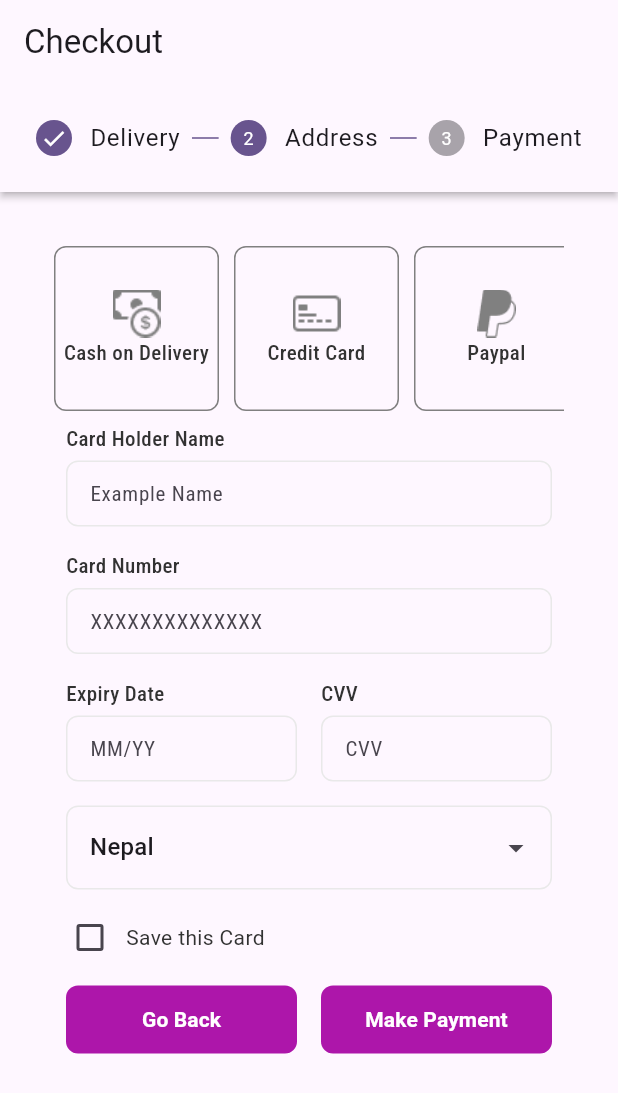
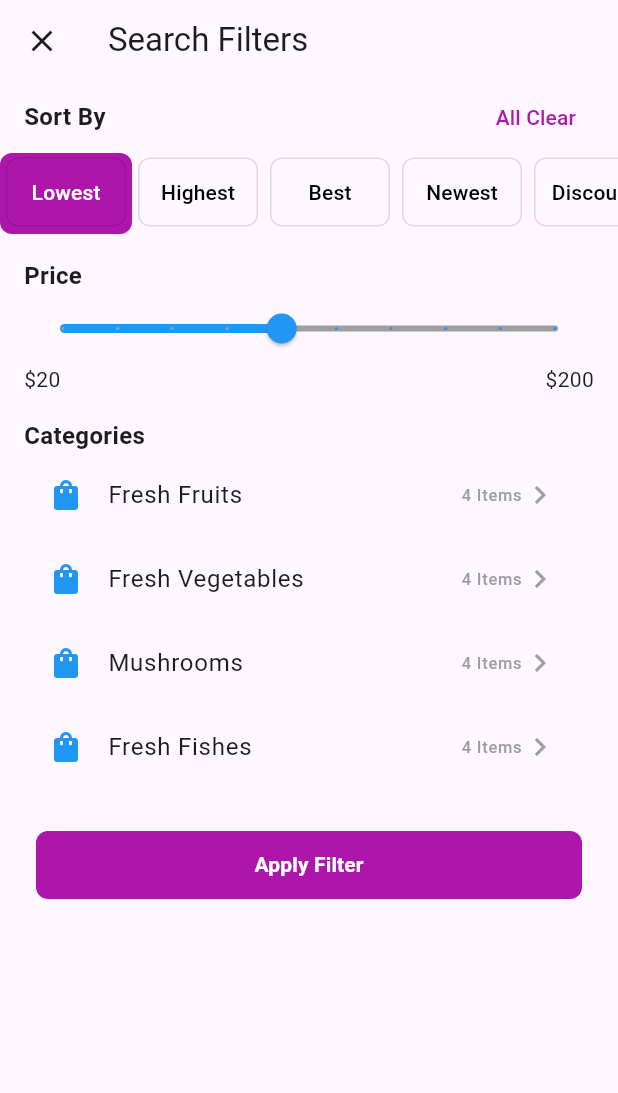
Before and after one commit to avioops/closet_ui, a Flutter app: the screen it shows after launch, on a phone screen of 412 x 824 dp. Shown: the top 1093 px of the screen. Run offline on Flutter 3.47's test engine with Material 3 defaults, Android fonts, the phone set to English and light mode, and no system bars; drawn by our look-alikes of dropdown_search; our stand-ins replace google_fonts.

Commit message:
Page to filter price

```diff
--- a/lib/main.dart
+++ b/lib/main.dart
@@ -1,5 +1,6 @@
 import 'package:closet_ui/ui/check_out_page1.dart';
 import 'package:closet_ui/ui/check_out_page2.dart';
+import 'package:closet_ui/ui/filter_page.dart';
 import 'package:closet_ui/ui/stepper_demo_learn.dart';
 import 'package:flutter/material.dart';
 
@@ -34,7 +35,7 @@ class MyApp extends StatelessWidget {
         // tested with just a hot reload.
         colorScheme: ColorScheme.fromSeed(seedColor: Colors.deepPurple),
       ),
-      home: StepperDemoLearn(),
+      home: FilterPage(),
     );
   }
 }
--- a/lib/ui/check_out_page2.dart
+++ b/lib/ui/check_out_page2.dart
@@ -1,36 +1,30 @@
-import 'dart:developer';
+import 'dart:ui';
+
 import 'package:closet_ui/common_widget/custom_button.dart';
 import 'package:closet_ui/common_widget/custom_dropdown.dart';
 import 'package:closet_ui/common_widget/custom_text_form_field.dart';
-import 'package:closet_ui/ui/dialog_screen.dart';
 import 'package:dropdown_search/dropdown_search.dart';
 import 'package:flutter/material.dart';
 import 'package:google_fonts/google_fonts.dart';
 
-class CheckOutPage2 extends StatelessWidget {
-  final VoidCallback onNext; // Callback for moving to the next step
+class CheckOutPage2 extends StatefulWidget {
+  final VoidCallback onNext;
+  final VoidCallback onPayment;
+  final VoidCallback onPrevious;
 
-  CheckOutPage2({super.key, required this.onNext}); // Constructor
+  const CheckOutPage2({
+    super.key,
+    required this.onNext,
+    required this.onPayment,
+    required this.onPrevious,
+  });
 
   @override
-  Widget build(BuildContext context) {
-    return CheckOutPage2Screen(onNext: onNext);
-  }
+  State<CheckOutPage2> createState() => _CheckOutPage2ScreenState();
 }
 
-// ✅ Renamed this class to prevent conflict with `HomeScreen` in StepperDemoLearn
-class CheckOutPage2Screen extends StatefulWidget {
-  final VoidCallback onNext;
-
-  const CheckOutPage2Screen({super.key, required this.onNext});
-
-  @override
-  State<CheckOutPage2Screen> createState() => _CheckOutPage2ScreenState();
-}
-
-class _CheckOutPage2ScreenState extends State<CheckOutPage2Screen> {
-  int selectedIndex = -1; // No option selected initially
-  final dropDownKey = GlobalKey<DropdownSearchState>();
+class _CheckOutPage2ScreenState extends State<CheckOutPage2> {
+  int selectedIndex = -1;
   final List<String> paymentTitles = [
     "Cash on Delivery",
     "Credit Card",
@@ -45,6 +39,7 @@ class _CheckOutPage2ScreenState extends State<CheckOutPage2Screen> {
         padding: const EdgeInsets.all(12.0),
         child: Column(
           children: [
+            // Payment Method Selection
             SingleChildScrollView(
               scrollDirection: Axis.horizontal,
               child: Row(
@@ -74,6 +69,7 @@ class _CheckOutPage2ScreenState extends State<CheckOutPage2Screen> {
                 }),
               ),
             ),
+            // Card Holder Name
             Padding(
               padding: const EdgeInsets.all(8.0),
               child: CustomTextFormField(
@@ -82,16 +78,16 @@ class _CheckOutPage2ScreenState extends State<CheckOutPage2Screen> {
                 labelText: 'Card Holder Name',
               ),
             ),
+            // Card Number
             Padding(
               padding: const EdgeInsets.all(8.0),
               child: CustomTextFormField(
                 hintText: 'XXXXXXXXXXXXXX',
-                keyboardType: const TextInputType.numberWithOptions(
-                  decimal: false,
-                ),
+                keyboardType: TextInputType.numberWithOptions(decimal: false),
                 labelText: 'Card Number',
               ),
             ),
+            // Expiry Date and CVV
             Row(
               mainAxisAlignment: MainAxisAlignment.center,
               children: [
@@ -119,7 +115,9 @@ class _CheckOutPage2ScreenState extends State<CheckOutPage2Screen> {
                 ),
               ],
             ),
-            CustomDropDownButton(dropDownKey: dropDownKey),
+            // Dropdown for additional options (like billing address)
+            CustomDropDownButton(dropDownKey: GlobalKey<DropdownSearchState>()),
+            // Save Card Option Checkbox
             Row(
               children: [
                 Checkbox(
@@ -141,16 +139,19 @@ class _CheckOutPage2ScreenState extends State<CheckOutPage2Screen> {
                 ),
               ],
             ),
+            // Action Buttons (Go Back and Make Payment)
             Row(
               children: [
-                Expanded(child: CustomButton(label: 'Go Back', onpress: () {})),
+                Expanded(
+                  child: CustomButton(
+                    label: 'Go Back',
+                    onpress: widget.onPrevious, // Navigate to the previous step
+                  ),
+                ),
                 Expanded(
                   child: CustomButton(
                     label: 'Make Payment',
-                    onpress: () {
-                      widget
-                          .onNext(); // ✅ Call the callback to move to the next step
-                    },
+                    onpress: widget.onPayment, // Trigger the payment dialog
                   ),
                 ),
               ],
@@ -161,6 +162,7 @@ class _CheckOutPage2ScreenState extends State<CheckOutPage2Screen> {
     );
   }
 
+  // Helper method to create the payment selection cards
   Widget buildPaymentCard({
     required String title,
     required String location,
--- a/lib/ui/dialog_screen.dart
+++ b/lib/ui/dialog_screen.dart
@@ -1,17 +1,16 @@
-import 'package:closet_ui/common_widget/custom_button.dart';
 import 'package:flutter/material.dart';
 import 'package:google_fonts/google_fonts.dart';
+import 'package:closet_ui/common_widget/custom_button.dart';
 
 class DialogScreen extends StatelessWidget {
-  final VoidCallback onNext;
-  const DialogScreen({super.key, required this.onNext});
+  const DialogScreen({super.key});
 
   @override
   Widget build(BuildContext context) {
     return AlertDialog(
       title: Column(
         children: [
-          CircleAvatar(
+          const CircleAvatar(
             backgroundColor: Colors.green,
             child: Icon(Icons.done, color: Colors.white),
           ),
@@ -23,12 +22,9 @@ class DialogScreen extends StatelessWidget {
             ),
             textAlign: TextAlign.center,
           ),
-          Text(
+          const Text(
             "Your order #987533456789 is successfully placed",
-            style: GoogleFonts.robotoCondensed(
-              fontSize: 14,
-              fontWeight: FontWeight.w500,
-            ),
+            style: TextStyle(fontSize: 14, fontWeight: FontWeight.w500),
             textAlign: TextAlign.center,
           ),
           CustomButton(
--- /dev/null
+++ b/lib/ui/filter_page.dart
@@ -0,0 +1,189 @@
+import 'package:closet_ui/common_widget/custom_button.dart';
+import 'package:flutter/material.dart';
+
+class FilterPage extends StatefulWidget {
+  @override
+  _FilterPageState createState() => _FilterPageState();
+}
+
+class _FilterPageState extends State<FilterPage> {
+  double _priceValue = 100;
+
+  final List<String> tabTitles = [
+    "Lowest",
+    "Highest",
+    "Best",
+    "Newest",
+    "Discount",
+  ];
+
+  // Categories with associated items.
+  final List<List<String>> categories = [
+    ["Fresh Fruits", "Fresh Vegetables", "Mushrooms", "Fresh Fishes"],
+    ["Meat", "Dairy Products", "Frozen Foods", "Organic"],
+    ["Fast Food", "Bakery", "Confectionery", "Beverages"],
+    ["Snacks", "Gourmet", "Seafood", "Pasta"],
+    ["Health", "Beauty", "Skincare", "Supplements"],
+  ];
+
+  @override
+  Widget build(BuildContext context) {
+    return DefaultTabController(
+      length: tabTitles.length,
+      child: Scaffold(
+        appBar: AppBar(
+          title: Text("Search Filters"),
+          leading: IconButton(
+            icon: Icon(Icons.close),
+            onPressed: () => Navigator.pop(context),
+          ),
+          bottom: PreferredSize(
+            preferredSize: Size.fromHeight(
+              100,
+            ), // Adjusted height for the space
+            child: Column(
+              children: [
+                // Row for "Sort By" and "All Clear"
+                Padding(
+                  padding: const EdgeInsets.symmetric(horizontal: 16.0),
+                  child: Row(
+                    mainAxisAlignment: MainAxisAlignment.spaceBetween,
+                    children: [
+                      Text(
+                        "Sort By",
+                        style: TextStyle(
+                          fontSize: 16,
+                          fontWeight: FontWeight.bold,
+                        ),
+                      ),
+                      TextButton(
+                        onPressed: () {},
+                        child: Text(
+                          "All Clear",
+                          style: TextStyle(color: Color(0xFFAD16AA)),
+                        ),
+                      ),
+                    ],
+                  ),
+                ),
+                // TabBar
+                Container(
+                  // color: Color(0xFFFFDBFE),
+                  child: TabBar(
+                    tabAlignment: TabAlignment.start,
+                    dividerColor: Colors.transparent,
+                    isScrollable: true, // Disable scrolling for fixed width
+                    labelPadding: EdgeInsets.zero, // Remove default padding
+                    labelColor: Colors.white, // Color for selected tab
+                    unselectedLabelColor:
+                        Colors.black, // Color for unselected tab
+                    indicator: BoxDecoration(
+                      color: Color(0xFFAD16AA), // Selected tab color
+                      borderRadius: BorderRadius.circular(
+                        8,
+                      ), // Rounded corners for indicator
+                    ),
+                    tabs:
+                        tabTitles.map((title) {
+                          return Padding(
+                            padding: const EdgeInsets.only(
+                              top: 3,
+                              bottom: 3,
+                              right: 4.0,
+                              left: 4.0,
+                            ),
+                            child: Tab(
+                              child: Container(
+                                alignment:
+                                    Alignment.center, // Center text in the tab
+                                width: 80, // Fixed width for each tab
+                                decoration: BoxDecoration(
+                                  border: Border.all(
+                                    color: Colors.black12,
+                                    width: 1,
+                                  ), // Border for partition
+                                  borderRadius: BorderRadius.circular(
+                                    8,
+                                  ), // Rounded corners
+                                ),
+                                child: Text(title), // Tab title text
+                              ),
+                            ),
+                          );
+                        }).toList(), // Convert iterable to list
+                  ),
+                ),
+              ],
+            ),
+          ),
+        ),
+        body: TabBarView(
+          children: List.generate(tabTitles.length, (index) {
+            return Padding(
+              padding: EdgeInsets.all(16),
+              child: Column(
+                crossAxisAlignment: CrossAxisAlignment.start,
+                children: [
+                  Text(
+                    "Price",
+                    style: TextStyle(fontSize: 16, fontWeight: FontWeight.bold),
+                  ),
+                  Slider(
+                    value: _priceValue,
+                    min: 20,
+                    max: 200,
+                    divisions: 9,
+                    activeColor: Colors.blue,
+                    inactiveColor: Colors.grey,
+                    onChanged: (value) {
+                      setState(() {
+                        _priceValue = value;
+                      });
+                    },
+                  ),
+                  Row(
+                    mainAxisAlignment: MainAxisAlignment.spaceBetween,
+                    children: [Text("\$20"), Text("\$200")],
+                  ),
+                  SizedBox(height: 16),
+                  Text(
+                    "Categories",
+                    style: TextStyle(fontSize: 16, fontWeight: FontWeight.bold),
+                  ),
+                  // Pass dynamic item count from categories
+                  ...categories[index]
+                      .map(
+                        (item) => _categoryItem(item, categories[index].length),
+                      )
+                      .toList(),
+                  SizedBox(height: 20),
+                  SizedBox(
+                    width: double.infinity,
+                    child: CustomButton(label: "Apply Filter", onpress: () {}),
+                  ),
+                ],
+              ),
+            );
+          }),
+        ),
+      ),
+    );
+  }
+
+  // Updated method to receive dynamic item count
+  Widget _categoryItem(String title, int itemCount) {
+    return ListTile(
+      leading: Icon(Icons.shopping_bag, color: Colors.blue),
+      title: Text(title),
+      trailing: Row(
+        mainAxisSize: MainAxisSize.min,
+        children: [
+          // Dynamically show the item count
+          Text("$itemCount Items", style: TextStyle(color: Colors.grey)),
+          Icon(Icons.chevron_right, color: Colors.grey),
+        ],
+      ),
+      onTap: () {},
+    );
+  }
+}
--- a/lib/ui/stepper_demo_learn.dart
+++ b/lib/ui/stepper_demo_learn.dart
@@ -1,41 +1,48 @@
-import 'package:closet_ui/common_widget/custom_stepper_learn.dart';
 import 'package:closet_ui/ui/check_out_page1.dart';
 import 'package:closet_ui/ui/check_out_page2.dart';
 import 'package:closet_ui/ui/dialog_screen.dart';
 import 'package:flutter/material.dart';
 
-class StepperDemoLearn extends StatelessWidget {
+class StepperDemoLearn extends StatefulWidget {
   const StepperDemoLearn({super.key});
 
   @override
-  Widget build(BuildContext context) {
-    return HomeScreen();
-  }
+  _StepperDemoLearnState createState() => _StepperDemoLearnState();
 }
 
-class HomeScreen extends StatefulWidget {
-  const HomeScreen({super.key});
+class _StepperDemoLearnState extends State<StepperDemoLearn> {
+  int _currentStep = 0; // Track the current step
 
-  @override
-  State<HomeScreen> createState() => _HomeScreenState();
-}
-
-class _HomeScreenState extends State<HomeScreen> {
-  int _currentStep = 1;
   // Function to move to the next step
   void _onNextStep() {
     if (_currentStep < 2) {
-      // Only go to the next step if we're not at the last step
       setState(() {
         _currentStep++; // Increment the step
       });
     }
   }
 
+  // Function to navigate to the previous step
+  void _onPreviousStep() {
+    if (_currentStep > 0) {
+      setState(() {
+        _currentStep--; // Decrement the step
+      });
+    }
+  }
+
+  // Show the dialog when on the last step (payment step)
+  void _showPaymentDialog() {
+    showDialog(
+      context: context,
+      builder: (context) => const DialogScreen(), // Show the DialogScreen here
+    );
+  }
+
   @override
   Widget build(BuildContext context) {
     return Scaffold(
-      appBar: AppBar(title: Text("Checkout")),
+      appBar: AppBar(title: const Text("Checkout")),
       body: Stepper(
         type: StepperType.horizontal,
         currentStep: _currentStep,
@@ -46,14 +53,14 @@ class _HomeScreenState extends State<HomeScreen> {
         },
         steps: [
           Step(
-            title: Text("Delivery"),
+            title: const Text("Delivery"),
             content: CheckoutPage(onNext: _onNextStep),
             isActive: _currentStep >= 0,
             state: _currentStep > 0 ? StepState.complete : StepState.indexed,
           ),
           Step(
-            title: Text("Address"),
-            content: CheckOutPage2(onNext: _onNextStep),
+            title: const Text("Address"),
+            content: CheckoutPage(onNext: _onNextStep),
             isActive: _currentStep >= 1,
             state:
                 _currentStep == 1
@@ -63,14 +70,19 @@ class _HomeScreenState extends State<HomeScreen> {
                         : StepState.indexed),
           ),
           Step(
-            title: Text("Payment"),
-            content: SizedBox.shrink(),
+            title: const Text("Payment"),
+            content: CheckOutPage2(
+              onNext: _onNextStep,
+              onPayment: _showPaymentDialog, // Pass the function to show dialog
+              onPrevious:
+                  _onPreviousStep, // Callback to go back to the previous step
+            ),
             isActive: _currentStep >= 2,
             state: _currentStep == 2 ? StepState.indexed : StepState.indexed,
           ),
         ],
         controlsBuilder: (context, details) {
-          return SizedBox();
+          return const SizedBox(); // Optional: Customize the controls here
         },
       ),
     );
```
Also changed, not shown: lib/ui/check_out_page1.dart (+0 -127 lines).
